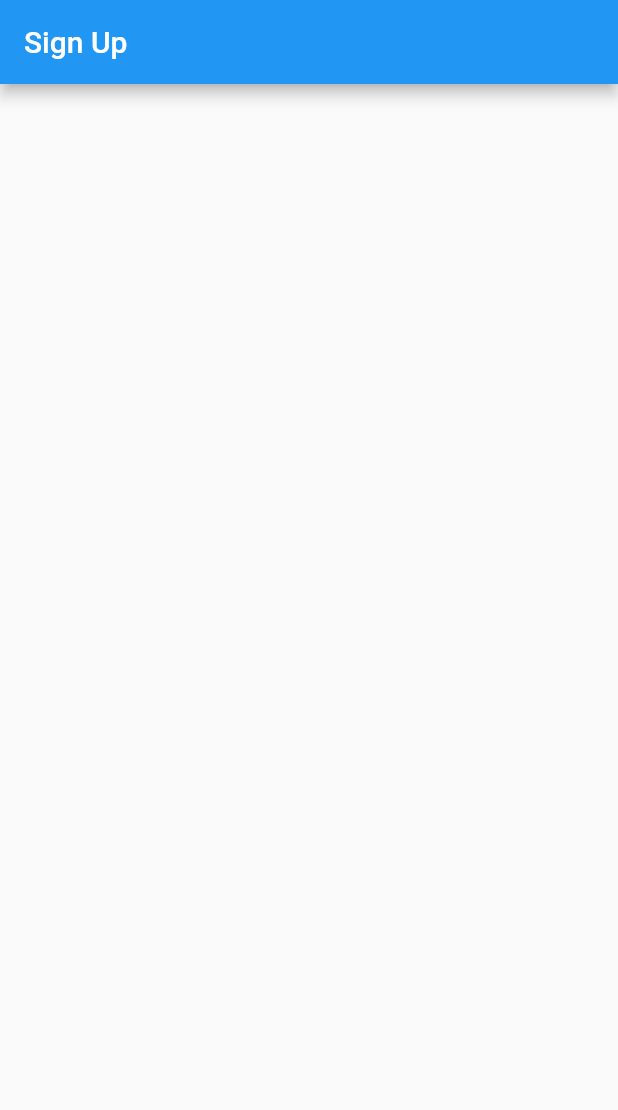
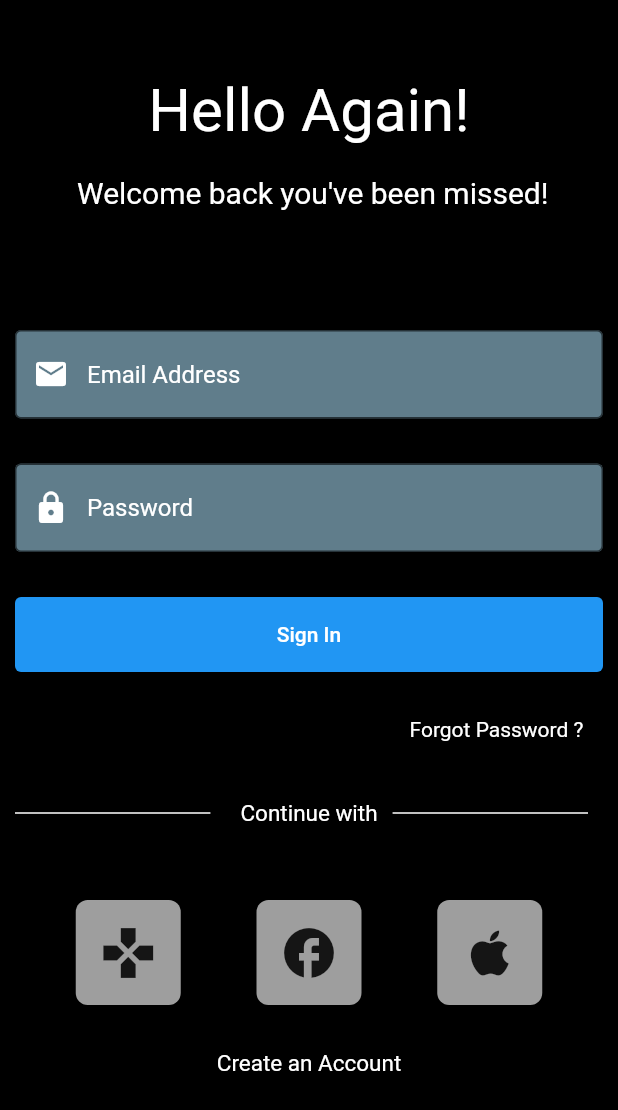
Before and after one commit to silvaman47/playground, a Flutter app: the screen it shows after launch, on a phone screen of 412 x 824 dp. Shown: the top 1110 px of the screen. Run offline on Flutter 3.47's test engine with Material 2 defaults, Android fonts, the phone set to English and light mode, and no system bars.

```diff
--- /dev/null
+++ b/lib/constants/text_constants.dart
@@ -0,0 +1,16 @@
+import 'package:flutter/cupertino.dart';
+import 'package:flutter/material.dart';
+
+const TextStyle authcolor = TextStyle(
+  color: Colors.white,
+);
+
+const InputDecoration constdeco = InputDecoration(
+    hintStyle: authcolor,
+    focusColor: Colors.white,
+    prefixIconColor: Colors.white,
+    filled: true,
+    fillColor: Colors.blueGrey,
+    iconColor: Colors.white,
+    border: OutlineInputBorder(),
+    );
--- a/lib/homepage.dart
+++ /dev/null
@@ -1,24 +0,0 @@
-// ignore_for_file: prefer_const_constructors
-
-import 'package:flutter/material.dart';
-import 'package:flutter/src/widgets/container.dart';
-import 'package:flutter/src/widgets/framework.dart';
-
-class Homepage extends StatefulWidget {
-  const Homepage({super.key});
-
-  @override
-  State<Homepage> createState() => _HomepageState();
-}
-
-class _HomepageState extends State<Homepage> {
-  @override
-  Widget build(BuildContext context) {
-    return Scaffold(
-      appBar: AppBar(
-        title: Text('Sign Up'),
-      ),
-      body: Stack(),
-    );
-  }
-}
--- a/lib/main.dart
+++ b/lib/main.dart
@@ -1,7 +1,8 @@
 // ignore_for_file: prefer_const_constructors
 
 import 'package:flutter/material.dart';
-import 'package:playground/homepage.dart';
+import 'package:playground/screens/homepage.dart';
+import 'package:playground/screens/sign_in.dart';
 
 void main() {
   runApp(const MyApp());
@@ -14,8 +15,9 @@ class MyApp extends StatelessWidget {
   Widget build(BuildContext context) {
     // ignore: prefer_const_constructors
     return MaterialApp(
+
       debugShowCheckedModeBanner: false,
-      home: Homepage(),
+      home: SignInPage(),
     );
   }
 }
--- /dev/null
+++ b/lib/screens/sign_in.dart
@@ -0,0 +1,193 @@
+// ignore_for_file: prefer_const_constructors
+
+import 'package:flutter/material.dart';
+import 'package:flutter/src/widgets/container.dart';
+import 'package:flutter/src/widgets/framework.dart';
+import 'package:playground/screens/homepage.dart';
+import 'package:playground/constants/text_constants.dart';
+
+class SignInPage extends StatefulWidget {
+  const SignInPage({super.key});
+
+  @override
+  State<SignInPage> createState() => _SignInPageState();
+}
+
+class _SignInPageState extends State<SignInPage> {
+  @override
+  Widget build(BuildContext context) {
+    return Scaffold(
+        backgroundColor: Colors.black,
+        body: SafeArea(
+          child: SingleChildScrollView(
+            child: Column(
+              // ignore: prefer_const_literals_to_create_immutables
+              children: <Widget>[
+                SizedBox(
+                  height: 50,
+                ),
+                Center(
+                  child: Text(
+                    "Hello Again!",
+                    style: TextStyle(color: Colors.white, fontSize: 40),
+                  ),
+                ),
+                SizedBox(
+                  height: 20,
+                ),
+                Center(
+                  child: Text(
+                    " Welcome back you've been missed!",
+                    style: authcolor.copyWith(fontSize: 20),
+                  ),
+                ),
+                SizedBox(
+                  height: 50,
+                ),
+                SizedBox(
+                  height: 30,
+                ),
+                Padding(
+                  padding: const EdgeInsets.symmetric(horizontal: 10),
+                  child: TextField(
+                    decoration: constdeco.copyWith(
+                        hintText: "Email Address",
+                        prefixIcon: Icon(Icons.mail)),
+                  ),
+                ),
+                SizedBox(
+                  height: 30,
+                ),
+                Padding(
+                  padding: const EdgeInsets.symmetric(horizontal: 10),
+                  child: TextField(
+                    decoration: constdeco.copyWith(
+                        hintText: "Password", prefixIcon: Icon(Icons.lock)),
+                  ),
+                ),
+                SizedBox(
+                  height: 30,
+                ),
+                Container(
+                  height: 50,
+                  padding: const EdgeInsets.symmetric(horizontal: 10),
+                  child: ElevatedButton(
+                    onPressed: () {},
+                    child: Center(child: Text("Sign In")),
+                  ),
+                ),
+                SizedBox(
+                  height: 30,
+                ),
+                Container(
+                  margin: EdgeInsets.only(left: 250),
+                  child: Text(
+                    "Forgot Password ?",
+                    style: authcolor,
+                  ),
+                ),
+                SizedBox(
+                  height: 30,
+                ),
+                Row(
+                  children: <Widget>[
+                    Expanded(
+                      child: Container(
+                        margin: EdgeInsets.only(left: 10, right: 20),
+                        child: Divider(
+                          thickness: 1,
+                          color: Colors.white,
+                          height: 36,
+                        ),
+                      ),
+                    ),
+                    Text(
+                      "Continue with",
+                      style: authcolor.copyWith(fontSize: 15),
+                    ),
+                    Expanded(
+                      child: Container(
+                        margin: EdgeInsets.only(left: 10, right: 20),
+                        child: Divider(
+                          thickness: 1,
+                          color: Colors.white,
+                          height: 36,
+                        ),
+                      ),
+                    ),
+                  ],
+                ),
+                SizedBox(
+                  height: 40,
+                ),
+                Row(
+                  mainAxisAlignment: MainAxisAlignment.spaceEvenly,
+                  children: <Widget>[
+                    Container(
+                      height: 70,
+                      width: 70,
+                      child: IconButton(
+                        onPressed: () {},
+                        icon: Icon(
+                          Icons.gamepad,
+                          size: 40,
+                        ),
+                      ),
+                      decoration: BoxDecoration(
+                          borderRadius: BorderRadius.circular(8),
+                          color: Colors.grey),
+                    ),
+                    Container(
+                      height: 70,
+                      width: 70,
+                      child: IconButton(
+                        onPressed: () {},
+                        icon: Icon(
+                          Icons.facebook,
+                          size: 40,
+                        ),
+                      ),
+                      decoration: BoxDecoration(
+                          borderRadius: BorderRadius.circular(8),
+                          color: Colors.grey),
+                    ),
+                    Container(
+                      height: 70,
+                      width: 70,
+                      child: IconButton(
+                        onPressed: () {},
+                        icon: Icon(
+                          Icons.apple,
+                          size: 40,
+                        ),
+                      ),
+                      decoration: BoxDecoration(
+                          borderRadius: BorderRadius.circular(8),
+                          color: Colors.grey),
+                    ),
+                  ],
+                ),
+                SizedBox(
+                  height: 30,
+                ),
+                Center(
+                  child: GestureDetector(
+                    onTap: () {
+                      Navigator.push(
+                          context,
+                          MaterialPageRoute(
+                          builder: (BuildContext context) => Homepage()));
+                    },
+                    child: Text(
+                      "Create an Account",
+                      style: authcolor.copyWith(fontSize: 15),
+                    ),
+                  ),
+                )
+              ],
+            ),
+          ),
+        ));
+    ;
+  }
+}
```
Also changed, not shown: lib/screens/homepage.dart (added, +190 -0 lines), 3 other files.
